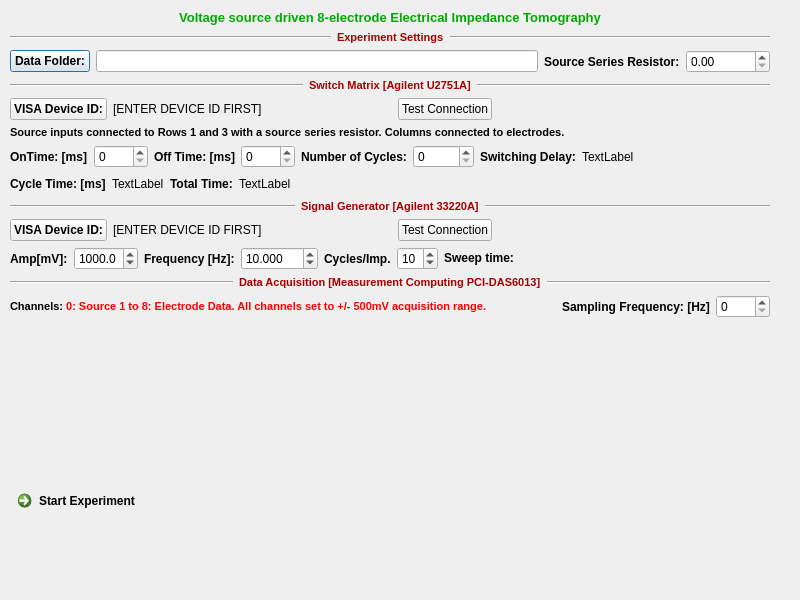
The window that IntegratedImpedanceSensingSystem/eit8electrodedlg.ui (pmanandhar1452/ImpedanceSensingSystem) describes before a commit, drawn with Qt 5.
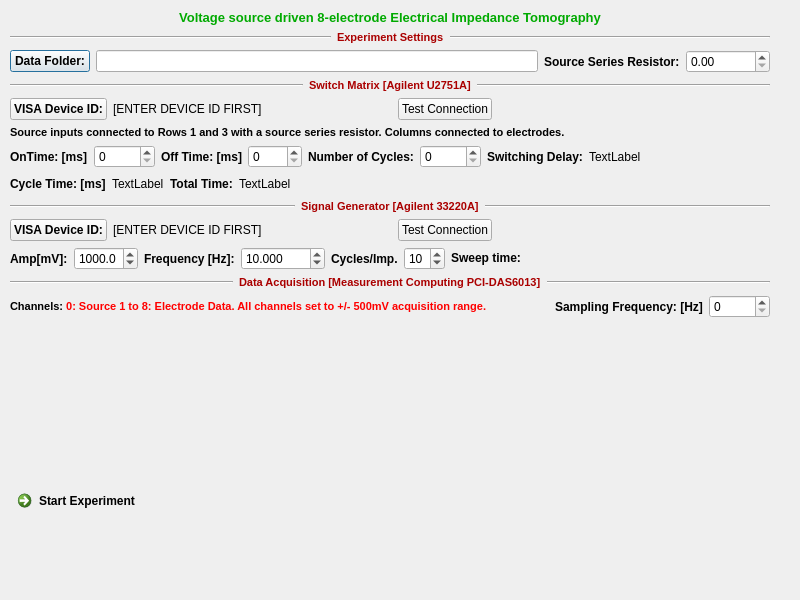
The same window after the commit.

The edit to the form file:
```diff
--- a/IntegratedImpedanceSensingSystem/eit8electrodedlg.ui
+++ b/IntegratedImpedanceSensingSystem/eit8electrodedlg.ui
@@ -287,7 +287,7 @@
       <item>
        <widget class="QSpinBox" name="spnOnTime">
         <property name="maximum">
-         <number>5000</number>
+         <number>50000</number>
         </property>
        </widget>
       </item>
@@ -576,7 +576,7 @@
          <double>0.010000000000000</double>
         </property>
         <property name="maximum">
-         <double>1000.000000000000000</double>
+         <double>10000.000000000000000</double>
         </property>
         <property name="value">
          <double>10.000000000000000</double>
@@ -738,7 +738,7 @@
       <item>
        <widget class="QSpinBox" name="spnSamplingFreq">
         <property name="maximum">
-         <number>5000</number>
+         <number>20000</number>
         </property>
        </widget>
       </item>
```
